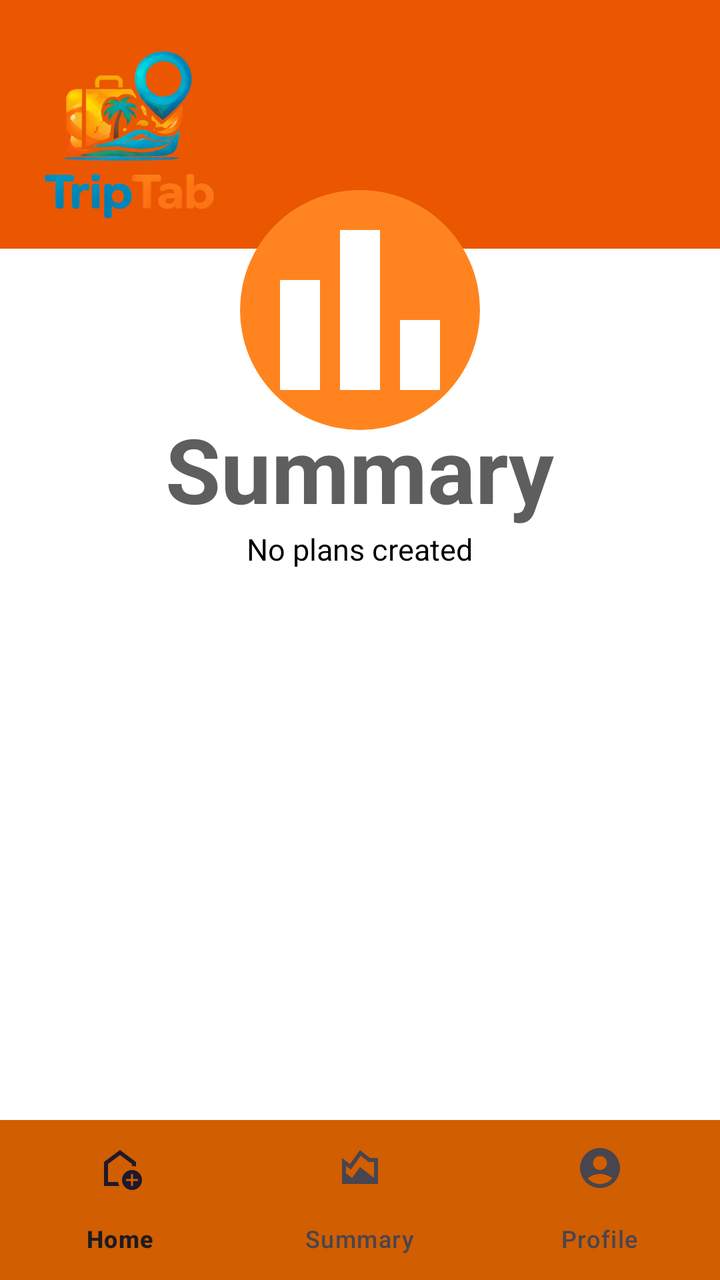
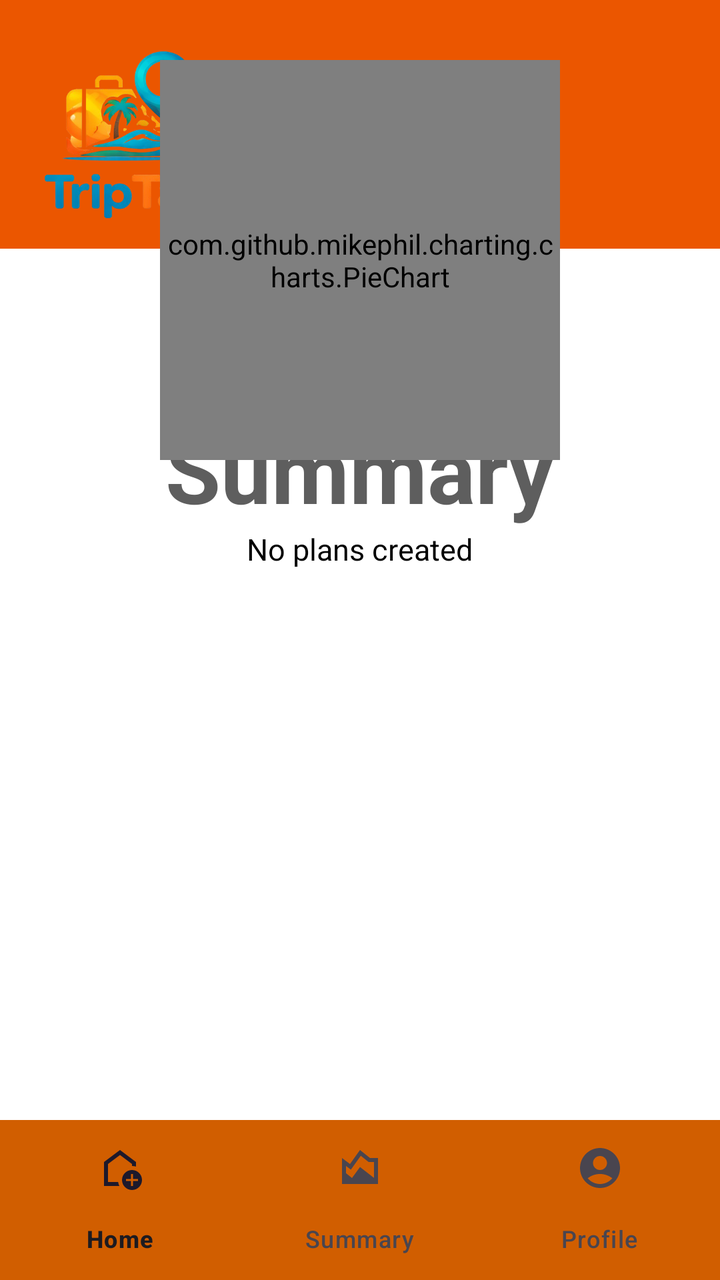

Two renders of the same Android screen: before a commit and after it. Below are the layout's source before the change and the commit's diff.
<!-- AndroidManifest.xml: application theme Theme.TripTab -->
<!-- res/layout/activity_summary.xml -->
<?xml version="1.0" encoding="utf-8"?>
<LinearLayout xmlns:android="http://schemas.android.com/apk/res/android"
    xmlns:app="http://schemas.android.com/apk/res-auto"
    android:orientation="vertical"
    android:layout_width="match_parent"
    android:layout_height="match_parent">

    <FrameLayout
        android:layout_width="match_parent"
        android:layout_height="0dp"
        android:layout_weight="4.5">

        
        <LinearLayout
            android:layout_width="match_parent"
            android:layout_height="match_parent"
            android:orientation="vertical">

            
            <FrameLayout
                android:layout_width="match_parent"
                android:layout_height="0dp"
                android:layout_weight="1"
                android:background="#EB5600">

                <ImageView
                    android:id="@+id/logoImage"
                    android:layout_width="100dp"
                    android:layout_height="100dp"
                    android:layout_marginStart="16dp"
                    android:layout_marginTop="16dp"
                    android:src="@drawable/logo" />

            </FrameLayout>

            <LinearLayout
                android:layout_width="match_parent"
                android:layout_height="0dp"
                android:layout_weight="3.5"
                android:background="@android:color/white"
                android:paddingTop="80dp"
                android:orientation="vertical">

                <TextView
                    android:layout_width="wrap_content"
                    android:layout_height="wrap_content"
                    android:layout_gravity="center"
                    android:text="Summary"
                    android:textSize="45sp"
                    android:textStyle="bold"
                    android:textColor="#5E5E5E" />

                <TextView
                    android:layout_width="wrap_content"
                    android:layout_height="wrap_content"
                    android:layout_gravity="center"
                    android:text="No plans created"
                    android:textSize="15dp"
                    android:textColor="@color/black" />


            </LinearLayout>

        </LinearLayout>

        <ImageView
            android:layout_width="120dp"
            android:layout_height="120dp"
            android:layout_gravity="top|center_horizontal"
            android:layout_marginTop="95dp"
            android:background="@drawable/circle_bg"
            android:scaleType="centerCrop"
            android:src="@drawable/outline_bar_chart_24" />

    </FrameLayout>

    
    <com.google.android.material.bottomnavigation.BottomNavigationView
        android:id="@+id/bottom_nav_summary"
        android:layout_width="match_parent"
        android:layout_height="wrap_content"
        android:background="#D15E00"
        app:menu="@menu/bottom_nav_menu" />


</LinearLayout>
<!-- resources referenced by this layout -->
<resources>
  <color name="black">#FF000000</color>
  <!-- drawable circle_bg (drawable) -->
  <?xml version="1.0" encoding="utf-8"?>
  <shape xmlns:android="http://schemas.android.com/apk/res/android"
      android:shape="oval">
  
      <solid android:color="#FF841F" />
  
  </shape>
  <!-- drawable logo: png bitmap (drawable, 148782 bytes) -->
  <!-- drawable outline_bar_chart_24 (drawable) -->
  <vector xmlns:android="http://schemas.android.com/apk/res/android" android:height="24dp" android:tint="#FFFFFF" android:viewportHeight="960" android:viewportWidth="960" android:width="24dp">
        
      <path android:fillColor="@android:color/white" android:pathData="M640,800L640,520L800,520L800,800L640,800ZM400,800L400,160L560,160L560,800L400,800ZM160,800L160,360L320,360L320,800L160,800Z"/>
      
  </vector>
  <style name="Theme.TripTab" parent="Base.Theme.TripTab" />
  <style name="Base.Theme.TripTab" parent="Theme.Material3.DayNight.NoActionBar">
          
          
      </style>
</resources>

<!-- the commit's change to res/layout/activity_summary.xml (unified diff, before → after) -->
@@ -63,14 +63,14 @@
 
         </LinearLayout>
 
-        <ImageView
-            android:layout_width="120dp"
-            android:layout_height="120dp"
-            android:layout_gravity="top|center_horizontal"
-            android:layout_marginTop="95dp"
-            android:background="@drawable/circle_bg"
-            android:scaleType="centerCrop"
-            android:src="@drawable/outline_bar_chart_24" />
+        
+
+        <com.github.mikephil.charting.charts.PieChart
+            android:id="@+id/summaryPieChart"
+            android:layout_width="200dp"
+            android:layout_height="200dp"
+            android:layout_gravity="center_horizontal"
+            android:layout_marginTop="30dp"/>
 
     </FrameLayout>
 
<!-- resource entries referenced after the edit -->
@@ -1,21 +1,7 @@
 <!-- resources referenced by this layout -->
 <resources>
   <color name="black">#FF000000</color>
-  <!-- drawable circle_bg (drawable) -->
-  <?xml version="1.0" encoding="utf-8"?>
-  <shape xmlns:android="http://schemas.android.com/apk/res/android"
-      android:shape="oval">
-  
-      <solid android:color="#FF841F" />
-  
-  </shape>
   <!-- drawable logo: png bitmap (drawable, 148782 bytes) -->
-  <!-- drawable outline_bar_chart_24 (drawable) -->
-  <vector xmlns:android="http://schemas.android.com/apk/res/android" android:height="24dp" android:tint="#FFFFFF" android:viewportHeight="960" android:viewportWidth="960" android:width="24dp">
-        
-      <path android:fillColor="@android:color/white" android:pathData="M640,800L640,520L800,520L800,800L640,800ZM400,800L400,160L560,160L560,800L400,800ZM160,800L160,360L320,360L320,800L160,800Z"/>
-      
-  </vector>
   <style name="Theme.TripTab" parent="Base.Theme.TripTab" />
   <style name="Base.Theme.TripTab" parent="Theme.Material3.DayNight.NoActionBar">
           
